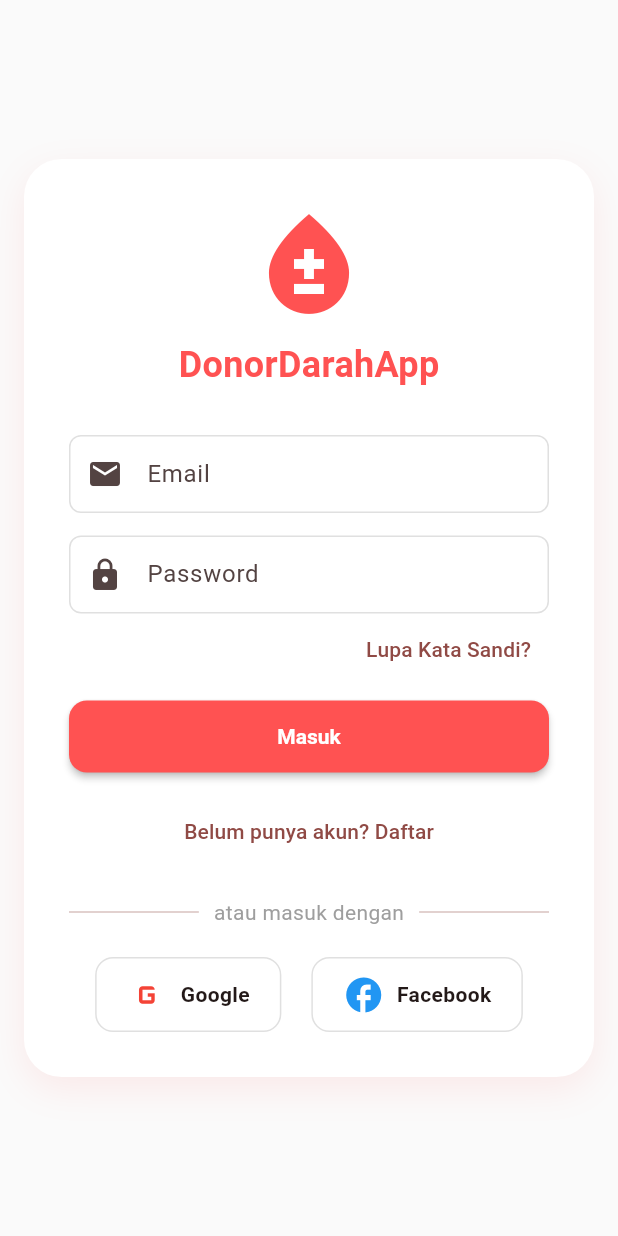
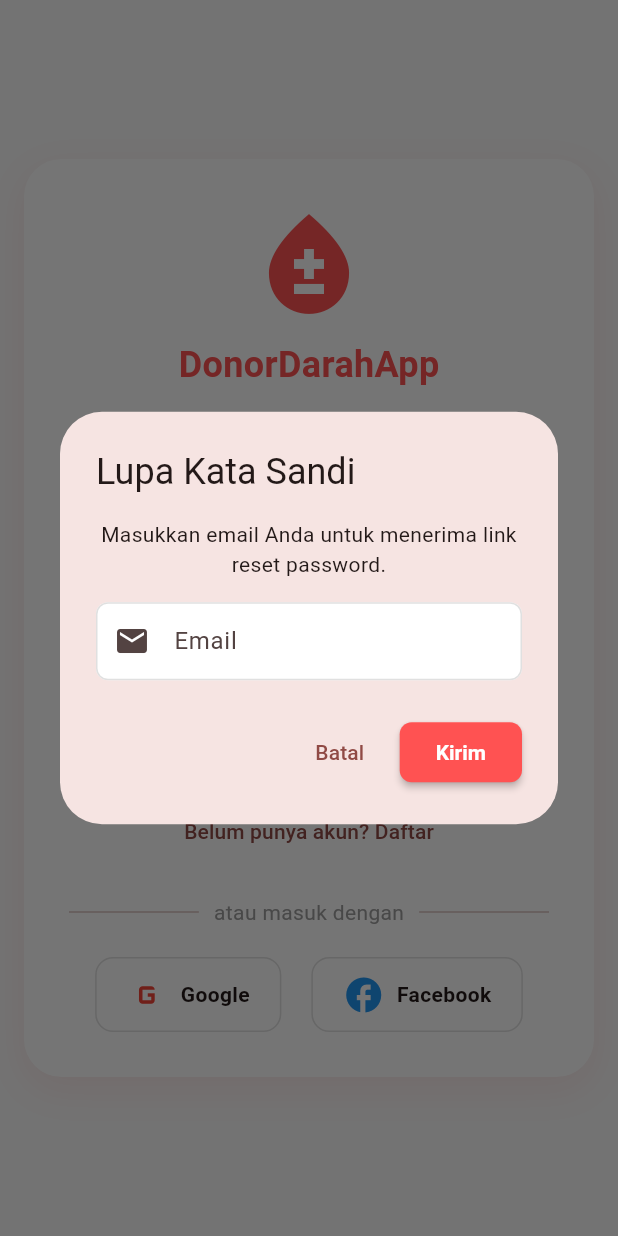
Before and after one commit to adittttttttt123/donor_darah, a Flutter app: the UserLoginScreen screen opened directly, after a tap on "Lupa Kata Sandi?", on a phone screen of 412 x 824 dp. Run offline on Flutter 3.47's test engine with Material 3 defaults, Android fonts, the phone set to English and light mode, and no system bars; our stand-ins replace get, get_storage, image_picker, supabase_flutter; accounts and stored records are empty; network calls fail; Roboto replaces fonts that are missing (Poppins).

Commit message:
menambahkan dan memperbaiki fitur pada user

```diff
--- a/lib/core/app_theme.dart
+++ b/lib/core/app_theme.dart
@@ -87,6 +87,7 @@ class AppTheme {
         ),
         dataRowColor: WidgetStateProperty.resolveWith<Color?>((states) {
           if (states.contains(WidgetState.selected)) {
+            // ignore: deprecated_member_use
             return secondaryColor.withOpacity(0.5);
           }
           return null; // Use default
--- a/lib/main.dart
+++ b/lib/main.dart
@@ -23,7 +23,11 @@ import 'screens/admin/detail_pendonor_page.dart';
 import 'controllers/data_controller.dart';
 import 'controllers/user_controller.dart';
 
+// ignore: depend_on_referenced_packages
+import 'package:flutter_web_plugins/flutter_web_plugins.dart';
+
 void main() async {
+  setUrlStrategy(PathUrlStrategy());
   WidgetsFlutterBinding.ensureInitialized();
 
   await Supabase.initialize(
--- a/lib/screens/admin/dashboard_admin_page.dart
+++ b/lib/screens/admin/dashboard_admin_page.dart
@@ -120,6 +120,7 @@ class _DashboardAdminPageState extends State<DashboardAdminPage> {
           Container(
             padding: const EdgeInsets.all(24),
             alignment: Alignment.centerLeft,
+            // ignore: deprecated_member_use
             color: AppTheme.primaryColor.withOpacity(0.05),
             child: Row(
               children: [
@@ -193,6 +194,7 @@ class _DashboardAdminPageState extends State<DashboardAdminPage> {
         ),
       ),
       selected: isActive,
+      // ignore: deprecated_member_use
       selectedTileColor: AppTheme.primaryColor.withOpacity(0.05),
       dense: true,
       onTap: onTap,
@@ -372,6 +374,7 @@ class _DashboardAdminPageState extends State<DashboardAdminPage> {
                   final item = controller.pendonorList[index];
                   return ListTile(
                     leading: CircleAvatar(
+                      // ignore: deprecated_member_use
                       backgroundColor: AppTheme.primaryColor.withOpacity(0.1),
                       child: Text(
                         item['nama']![0],
@@ -432,6 +435,7 @@ class _DashboardAdminPageState extends State<DashboardAdminPage> {
                     icon: const Icon(Icons.edit, size: 16),
                     label: const Text("Atur"),
                     style: ElevatedButton.styleFrom(
+                      // ignore: deprecated_member_use
                       backgroundColor: AppTheme.primaryColor.withOpacity(0.1),
                       foregroundColor: AppTheme.primaryColor,
                       elevation: 0,
@@ -454,6 +458,7 @@ class _DashboardAdminPageState extends State<DashboardAdminPage> {
     return Container(
       padding: const EdgeInsets.all(8),
       decoration: BoxDecoration(
+        // ignore: deprecated_member_use
         color: AppTheme.primaryColor.withOpacity(0.1),
         borderRadius: BorderRadius.circular(8),
       ),
--- a/lib/screens/admin/detail_pendonor_page.dart
+++ b/lib/screens/admin/detail_pendonor_page.dart
@@ -100,7 +100,7 @@ class _DetailPendonorPageState extends State<DetailPendonorPage> {
             const SizedBox(height: 16),
 
             DropdownButtonFormField<String>(
-              value: _selectedGolDarah,
+              initialValue: _selectedGolDarah,
               items: _bloodTypes
                   .map((e) => DropdownMenuItem(value: e, child: Text(e)))
                   .toList(),
--- a/lib/screens/admin/login_admin_page.dart
+++ b/lib/screens/admin/login_admin_page.dart
@@ -24,12 +24,15 @@ class _LoginAdminPageState extends State<LoginAdminPage> {
 
       Future.delayed(const Duration(seconds: 1), () {
         if (_emailC.text == adminEmail && _passC.text == adminPass) {
+          // ignore: use_build_context_synchronously
           ScaffoldMessenger.of(context).showSnackBar(
             const SnackBar(content: Text("Login Admin Berhasil ✅")),
           );
 
+          // ignore: use_build_context_synchronously
           Navigator.pushReplacementNamed(context, "/admin/dashboard");
         } else {
+          // ignore: use_build_context_synchronously
           ScaffoldMessenger.of(context).showSnackBar(
             const SnackBar(content: Text("Email atau Password salah ❌")),
           );
--- a/lib/screens/settings/settings_page.dart
+++ b/lib/screens/settings/settings_page.dart
@@ -34,7 +34,7 @@ class _SettingsPageState extends State<SettingsPage> {
             title: "Tema Gelap",
             trailing: Switch(
               value: isDarkTheme,
-              activeColor: AppTheme.primaryColor,
+              activeThumbColor: AppTheme.primaryColor,
               onChanged: (value) {
                 setState(() {
                   isDarkTheme = value;
--- a/lib/screens/user/user_edit_profil.dart
+++ b/lib/screens/user/user_edit_profil.dart
@@ -128,7 +128,7 @@ class _UserEditProfilScreenState extends State<UserEditProfilScreen> {
                   Padding(
                     padding: const EdgeInsets.symmetric(vertical: 8),
                     child: DropdownButtonFormField<String>(
-                      value: _selectedGolongan,
+                      initialValue: _selectedGolongan,
                       items: _golonganDarahList
                           .map(
                             (e) => DropdownMenuItem(value: e, child: Text(e)),
--- a/lib/screens/user/user_kartu_donor.dart
+++ b/lib/screens/user/user_kartu_donor.dart
@@ -49,6 +49,7 @@ class UserKartuDonorScreen extends StatelessWidget {
                         child: Icon(
                           Icons.bloodtype,
                           size: 150,
+                          // ignore: deprecated_member_use
                           color: Colors.white.withOpacity(0.1),
                         ),
                       ),
@@ -86,6 +87,7 @@ class UserKartuDonorScreen extends StatelessWidget {
                                     vertical: 4,
                                   ),
                                   decoration: BoxDecoration(
+                                    // ignore: deprecated_member_use
                                     color: Colors.white.withOpacity(0.2),
                                     borderRadius: BorderRadius.circular(8),
                                   ),
--- a/lib/screens/user/user_login.dart
+++ b/lib/screens/user/user_login.dart
@@ -1,4 +1,5 @@
 import 'package:flutter/material.dart';
+import 'package:supabase_flutter/supabase_flutter.dart';
 
 class UserLoginScreen extends StatefulWidget {
   const UserLoginScreen({super.key});
@@ -13,9 +14,21 @@ class _UserLoginScreenState extends State<UserLoginScreen> {
   bool isLoading = false;
 
   void login() {
+    if (emailController.text.trim().isEmpty ||
+        passwordController.text.trim().isEmpty) {
+      ScaffoldMessenger.of(context).showSnackBar(
+        const SnackBar(
+          content: Text('Harap isi semua kolom'),
+          backgroundColor: Colors.red,
+        ),
+      );
+      return;
+    }
+
     setState(() => isLoading = true);
 
     Future.delayed(const Duration(seconds: 1), () {
+      // ignore: use_build_context_synchronously
       Navigator.pushReplacementNamed(context, '/dashboard');
     });
   }
@@ -32,6 +45,7 @@ class _UserLoginScreenState extends State<UserLoginScreen> {
             borderRadius: BorderRadius.circular(25),
             boxShadow: [
               BoxShadow(
+                // ignore: deprecated_member_use
                 color: Colors.redAccent.withOpacity(0.1),
                 blurRadius: 20,
                 offset: const Offset(0, 8),
@@ -77,7 +91,9 @@ class _UserLoginScreenState extends State<UserLoginScreen> {
               Align(
                 alignment: Alignment.centerRight,
                 child: TextButton(
-                  onPressed: () {}, // TODO: Implement Forgot Password
+                  onPressed: () {
+                    _showForgotPasswordDialog(context);
+                  },
                   child: const Text('Lupa Kata Sandi?'),
                 ),
               ),
@@ -142,6 +158,88 @@ class _UserLoginScreenState extends State<UserLoginScreen> {
     );
   }
 
+  void _showForgotPasswordDialog(BuildContext context) {
+    final resetEmailController = TextEditingController();
+    showDialog(
+      context: context,
+      builder: (context) => AlertDialog(
+        title: const Text("Lupa Kata Sandi"),
+        content: Column(
+          mainAxisSize: MainAxisSize.min,
+          children: [
+            const Text(
+              "Masukkan email Anda untuk menerima link reset password.",
+              textAlign: TextAlign.center,
+            ),
+            const SizedBox(height: 15),
+            TextField(
+              controller: resetEmailController,
+              keyboardType: TextInputType.emailAddress,
+              decoration: InputDecoration(
+                labelText: "Email",
+                prefixIcon: const Icon(Icons.email),
+                border: OutlineInputBorder(
+                  borderRadius: BorderRadius.circular(12),
+                ),
+              ),
+            ),
+          ],
+        ),
+        actions: [
+          TextButton(
+            onPressed: () => Navigator.pop(context),
+            child: const Text("Batal"),
+          ),
+          ElevatedButton(
+            style: ElevatedButton.styleFrom(
+              backgroundColor: Colors.redAccent,
+              shape: RoundedRectangleBorder(
+                borderRadius: BorderRadius.circular(8),
+              ),
+            ),
+            onPressed: () async {
+              final email = resetEmailController.text.trim();
+              if (email.isEmpty) {
+                ScaffoldMessenger.of(context).showSnackBar(
+                  const SnackBar(content: Text("Email tidak boleh kosong")),
+                );
+                return;
+              }
+
+              Navigator.pop(context); // Close dialog first
+
+              try {
+                await Supabase.instance.client.auth.resetPasswordForEmail(
+                  email,
+                );
+                if (mounted) {
+                  // ignore: use_build_context_synchronously
+                  ScaffoldMessenger.of(context).showSnackBar(
+                    SnackBar(
+                      content: Text("Link reset password dikirim ke $email"),
+                      backgroundColor: Colors.green,
+                    ),
+                  );
+                }
+              } catch (e) {
+                if (mounted) {
+                  // ignore: use_build_context_synchronously
+                  ScaffoldMessenger.of(context).showSnackBar(
+                    SnackBar(
+                      content: Text("Gagal mengirim link: $e"),
+                      backgroundColor: Colors.red,
+                    ),
+                  );
+                }
+              }
+            },
+            child: const Text("Kirim", style: TextStyle(color: Colors.white)),
+          ),
+        ],
+      ),
+    );
+  }
+
   Widget _socialButton({
     required IconData icon,
     required Color color,
--- a/lib/screens/user/user_profil.dart
+++ b/lib/screens/user/user_profil.dart
@@ -39,6 +39,7 @@ class UserProfilScreen extends StatelessWidget {
               borderRadius: BorderRadius.circular(18),
               boxShadow: [
                 BoxShadow(
+                  // ignore: deprecated_member_use
                   color: Colors.black.withOpacity(0.08),
                   blurRadius: 20,
                   offset: const Offset(0, 8),
@@ -135,6 +136,7 @@ class UserProfilScreen extends StatelessWidget {
         decoration: BoxDecoration(
           color: const Color(0xFFF9FAFB),
           borderRadius: BorderRadius.circular(12),
+          // ignore: deprecated_member_use
           border: Border.all(color: Colors.grey.withOpacity(0.2)),
         ),
         child: Row(
--- a/lib/widgets/action_grid.dart
+++ b/lib/widgets/action_grid.dart
@@ -29,6 +29,7 @@ class ActionGridItem extends StatelessWidget {
               Container(
                 padding: const EdgeInsets.all(16),
                 decoration: BoxDecoration(
+                  // ignore: deprecated_member_use
                   color: AppTheme.primaryColor.withOpacity(0.08),
                   shape: BoxShape.circle,
                 ),
--- a/lib/widgets/stat_card.dart
+++ b/lib/widgets/stat_card.dart
@@ -19,6 +19,7 @@ class StatCard extends StatelessWidget {
   Widget build(BuildContext context) {
     return Card(
       elevation: 3,
+      // ignore: deprecated_member_use
       shadowColor: color.withOpacity(0.3),
       shape: RoundedRectangleBorder(borderRadius: BorderRadius.circular(16)),
       child: Container(
@@ -30,6 +31,7 @@ class StatCard extends StatelessWidget {
             end: Alignment.bottomRight,
             colors: [
               Colors.white,
+              // ignore: deprecated_member_use
               color.withOpacity(0.05),
             ],
           ),
@@ -39,6 +41,7 @@ class StatCard extends StatelessWidget {
             Container(
               padding: const EdgeInsets.all(12),
               decoration: BoxDecoration(
+                // ignore: deprecated_member_use
                 color: color.withOpacity(0.1),
                 borderRadius: BorderRadius.circular(12),
               ),
```
Also changed, not shown: lib/screens/user/user_register.dart (+25 -14 lines).
